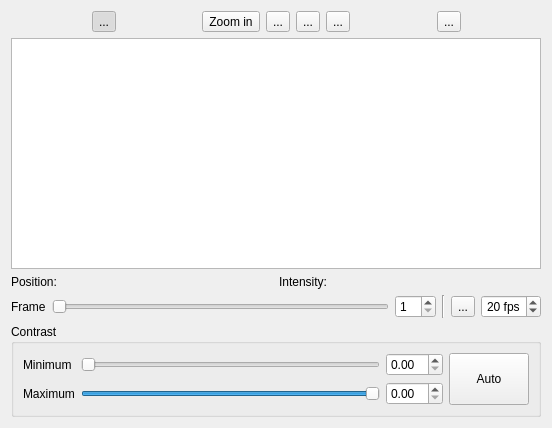
This is sdt/gui/widgets/micro_view_widget.ui in schuetzgroup/sdt-python as Qt 5 draws it before an edit. The edited form follows.
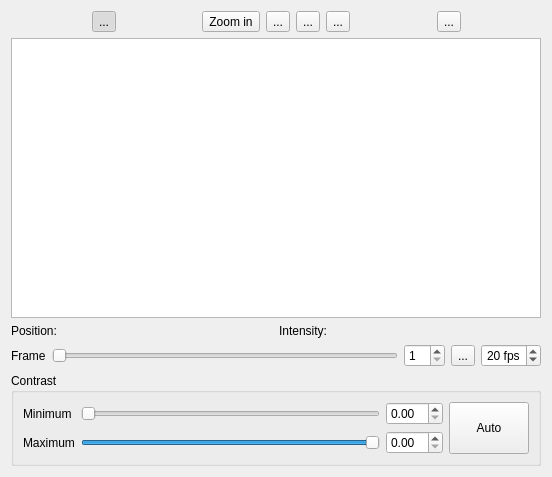
This is the edited form. Icons and pictures are not drawn.

Commit message:
widgets.micro_view: Disable unneeded widgets only if imageSequence is None
Don't disable the whole widget, since that also disables the preview button.

Patch:
```diff
--- a/sdt/gui/widgets/micro_view_widget.ui
+++ b/sdt/gui/widgets/micro_view_widget.ui
@@ -7,7 +7,7 @@
     <x>0</x>
     <y>0</y>
     <width>552</width>
-    <height>428</height>
+    <height>477</height>
    </rect>
   </property>
   <property name="windowTitle">
@@ -156,7 +156,23 @@
     <widget class="QGraphicsView" name="view"/>
    </item>
    <item>
-    <layout class="QHBoxLayout" name="horizontalLayout_3">
+    <widget class="QWidget" name="pixelInfo" native="true">
+     <layout class="QHBoxLayout" name="horizontalLayout_4">
+      <property name="spacing">
+       <number>6</number>
+      </property>
+      <property name="leftMargin">
+       <number>0</number>
+      </property>
+      <property name="topMargin">
+       <number>0</number>
+      </property>
+      <property name="rightMargin">
+       <number>0</number>
+      </property>
+      <property name="bottomMargin">
+       <number>0</number>
+      </property>
      <item>
       <widget class="QLabel" name="posDescLabel">
        <property name="text">
@@ -186,9 +202,23 @@
       </widget>
      </item>
     </layout>
+    </widget>
    </item>
    <item>
+    <widget class="QWidget" name="frameSelector" native="true">
     <layout class="QHBoxLayout" name="horizontalLayout">
+      <property name="leftMargin">
+       <number>0</number>
+      </property>
+      <property name="topMargin">
+       <number>0</number>
+      </property>
+      <property name="rightMargin">
+       <number>0</number>
+      </property>
+      <property name="bottomMargin">
+       <number>0</number>
+      </property>
      <item>
       <widget class="QLabel" name="framenoLabel">
        <property name="text">
@@ -213,13 +243,6 @@
        </property>
       </widget>
      </item>
-     <item>
-      <widget class="Line" name="line">
-       <property name="orientation">
-        <enum>Qt::Vertical</enum>
-       </property>
-      </widget>
-     </item>
      <item>
       <widget class="QToolButton" name="playButton">
        <property name="toolTip">
@@ -248,6 +271,7 @@
       </widget>
      </item>
     </layout>
+    </widget>
    </item>
    <item>
     <widget class="QGroupBox" name="groupBox">
```
Left out of the diff: 2 changed lines with no effect on the pictures. Lines whose indentation alone changed are shown as unchanged. The commit also changes 1 other file.
